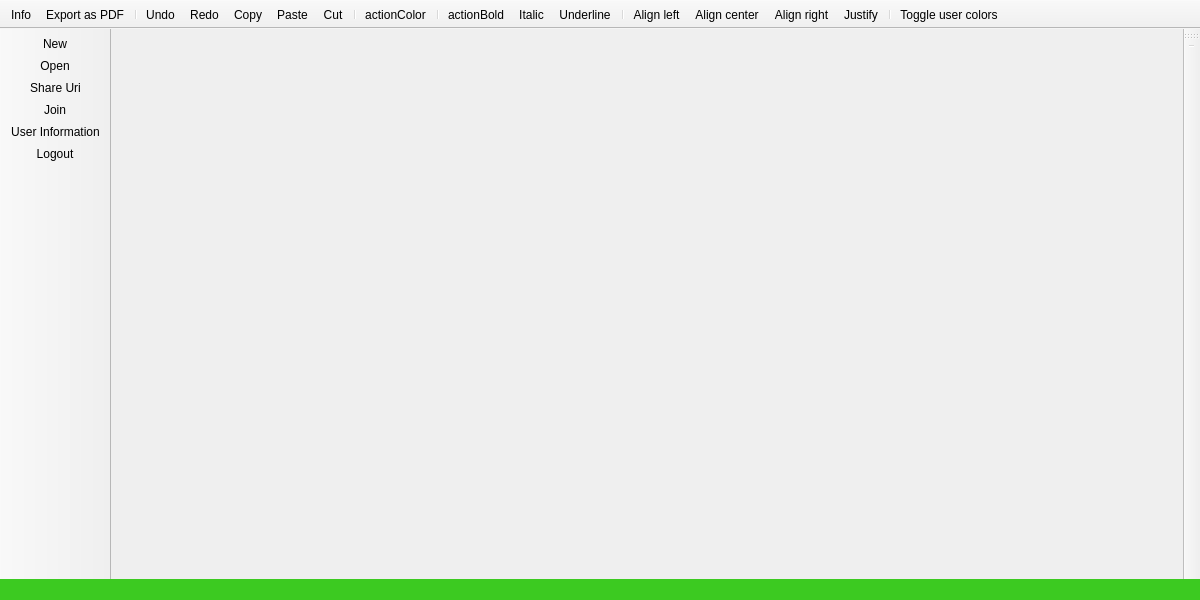
This is client/MainWindow.ui in anphetamina/CoText as Qt 5 draws it before an edit. The edited form follows.
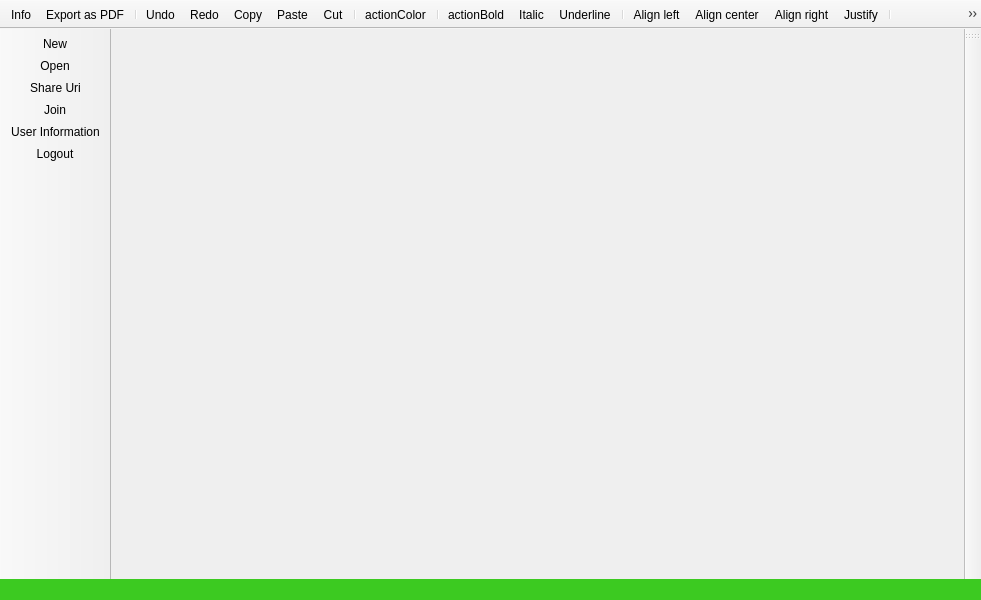
This is the edited form. Icons and pictures are not drawn.

Commit message: Remove separators in layout

```diff
--- a/client/MainWindow.ui
+++ b/client/MainWindow.ui
@@ -6,7 +6,7 @@
    <rect>
     <x>0</x>
     <y>0</y>
-    <width>1200</width>
+    <width>981</width>
     <height>600</height>
    </rect>
   </property>
@@ -179,7 +179,6 @@
    <attribute name="toolBarBreak">
     <bool>false</bool>
    </attribute>
-   <addaction name="separator"/>
   </widget>
   <action name="actionNew">
    <property name="checkable">
```
The commit also changes 1 other file.
